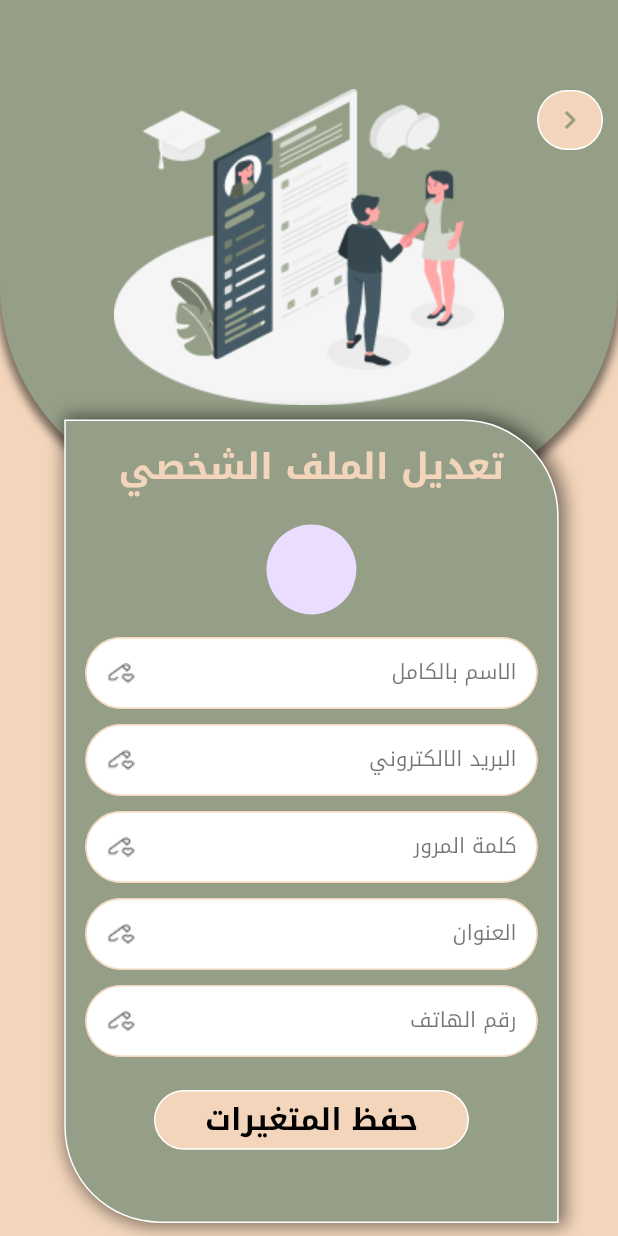
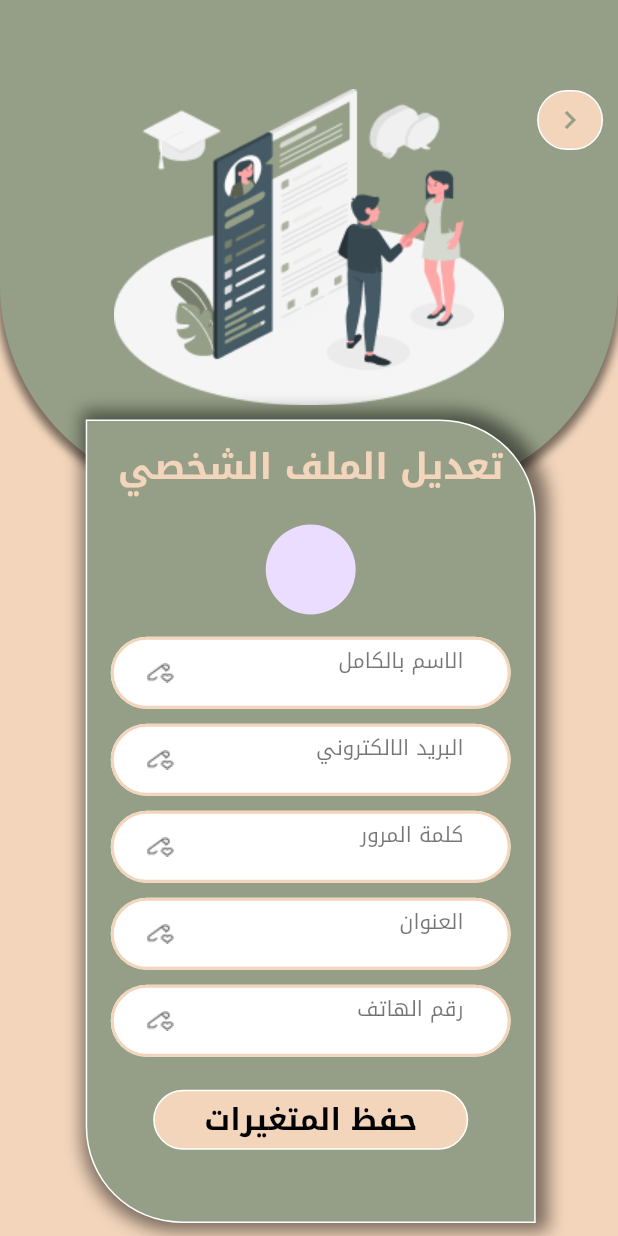
Before and after one commit to AliElemam77/graduation-project, a Flutter app: the screen it shows after launch, on a phone screen of 412 x 824 dp. Run offline on Flutter 3.47's test engine with Material 3 defaults, Android fonts, the phone set to English and light mode, and no system bars; our stand-ins replace flutter_rating_bar, flutter_screenutil, font_awesome_flutter, google_fonts, image_picker.

Commit message:
الحمدلله

```diff
--- a/lib/common/custom_buttom.dart
+++ b/lib/common/custom_buttom.dart
@@ -3,9 +3,14 @@ import 'package:flutter_screenutil/flutter_screenutil.dart';
 import 'package:graduation_project/constant/constant.dart';
 
 class CustomButtom extends StatelessWidget {
-  CustomButtom({super.key, required this.child, required this.width,this.onTap});
+  CustomButtom(
+      {super.key,
+      required this.child,
+      required this.width,
+      this.onTap,
+      this.height = 40});
   Widget child;
-  double width;
+  double width, height;
   void Function()? onTap;
   @override
   Widget build(BuildContext context) {
@@ -13,7 +18,7 @@ class CustomButtom extends StatelessWidget {
       onTap: onTap,
       child: Container(
         width: width,
-        height: 40.h,
+        height: height,
         decoration: BoxDecoration(
           borderRadius: BorderRadius.circular(28.r),
           color: kPrimary,
--- a/lib/common/custom_container.dart
+++ b/lib/common/custom_container.dart
@@ -3,29 +3,57 @@ import 'package:flutter_screenutil/flutter_screenutil.dart';
 import 'package:graduation_project/constant/constant.dart';
 
 class CustomContanier extends StatelessWidget {
-  CustomContanier({super.key, required this.child, required this.height});
+  CustomContanier({
+    super.key,
+    required this.child,
+    required this.height,
+    this.color = kSecondary,
+    this.width = 300,
+    this.radiue1 = 64,
+    this.radius2 = 0,
+    this.dx = 3,
+    this.dy = 0,
+    this.spreadRadius = 5,
+    this.blurRadius = 9,
+    this.borderColor = kBorder,
+    this.borderWidth = 1,
+  });
   Widget child;
-  double height;
+  Color color;
+  Color borderColor;
+  double height,
+      width,
+      dx,
+      dy,
+      borderWidth,
+      spreadRadius,
+      blurRadius,
+      radius2,
+      radiue1;
+
   @override
   Widget build(BuildContext context) {
     return Container(
-      width: kwidth * 0.8,
+      width: width,
       height: height,
       decoration: BoxDecoration(
-        border: Border.all(color: kBorder, width: 1, style: BorderStyle.solid),
-        boxShadow: const [
+        border: Border.all(
+            color: borderColor, width: borderWidth, style: BorderStyle.solid),
+        boxShadow: [
           BoxShadow(
             color: kShadow,
-            offset: Offset(2, 0),
-            spreadRadius: 2,
-            blurRadius: 9,
+            offset: Offset(dx, dy),
+            spreadRadius: spreadRadius,
+            blurRadius: blurRadius,
           ),
         ],
         borderRadius: BorderRadius.only(
-          topRight: Radius.circular(64.r),
-          bottomLeft: Radius.circular(64.r),
+          topLeft: Radius.circular(radius2),
+          bottomRight: Radius.circular(radius2),
+          topRight: Radius.circular(radiue1),
+          bottomLeft: Radius.circular(radiue1),
         ),
-        color: kSecondary,
+        color: color,
       ),
       child: child,
     );
--- a/lib/common/reusable_text.dart
+++ b/lib/common/reusable_text.dart
@@ -1,16 +1,21 @@
 import 'package:flutter/material.dart';
 
 class ReusableText extends StatelessWidget {
-  const ReusableText({super.key, required this.text, required this.style});
+  ReusableText(
+      {super.key,
+      required this.text,
+      required this.style,
+      this.textAlign = TextAlign.center});
   final String text;
   final TextStyle style;
+  TextAlign? textAlign;
 
   @override
   Widget build(BuildContext context) {
     return Text(
+      text,
       maxLines: 10,
       textDirection: TextDirection.rtl,
-      text,
       style: style,
       textAlign: TextAlign.right,
       softWrap: false,
--- a/lib/common/text_field.dart
+++ b/lib/common/text_field.dart
@@ -1,43 +1,49 @@
 import 'package:flutter/material.dart';
+import 'package:flutter/widgets.dart';
+
 import 'package:flutter_screenutil/flutter_screenutil.dart';
 import 'package:graduation_project/common/app_style.dart';
 import 'package:graduation_project/constant/constant.dart';
 
 class ReusableTextField extends StatelessWidget {
-  ReusableTextField(
-      {super.key, required this.hintText, required this.controller});
+  ReusableTextField({
+    super.key,
+    required this.hintText,
+    required this.controller,
+    this.prefix,
+    this.keyboardType,
+  });
   String hintText;
   TextEditingController controller;
+  Widget? prefix;
+  TextInputType? keyboardType;
 
   @override
   Widget build(BuildContext context) {
     return Padding(
-      padding: const EdgeInsets.only(top: 5, bottom: 5, right: 5, left: 5),
+      padding: EdgeInsets.only(top: 5.h, bottom: 5.h, right: 7.w, left: 7.w),
       child: TextField(
+        keyboardType: keyboardType,
         textDirection: TextDirection.rtl,
         controller: controller,
         autocorrect: false,
         decoration: InputDecoration(
-          prefixIcon: Image.asset(
-            'assets/images/preffix_icon.png',
-            height: 11,
-            width: 16,
-          ),
-          hintStyle: appStyle(14, Colors.black54, FontWeight.normal),
+          prefixIcon: prefix,
+          hintStyle: appStyle(14, Colors.black54, FontWeight.w300),
           hintTextDirection: TextDirection.rtl,
           hintText: hintText,
-          contentPadding: const EdgeInsets.all(10),
+          contentPadding: EdgeInsets.only(right: 25.w, top: 3.h, bottom: 3.h),
           isCollapsed: true,
           isDense: true,
           filled: true,
           fillColor: Colors.white,
           focusedBorder: OutlineInputBorder(
-            borderSide: const BorderSide(color: kPrimary),
-            borderRadius: BorderRadius.circular(28),
+            borderSide: const BorderSide(color: kPrimary, width: 3),
+            borderRadius: BorderRadius.circular(28.r),
           ),
           enabledBorder: OutlineInputBorder(
-            borderSide: const BorderSide(color: kPrimary),
-            borderRadius: BorderRadius.circular(28),
+            borderSide: const BorderSide(color: kPrimary, width: 2),
+            borderRadius: BorderRadius.circular(28.r),
           ),
         ),
       ),
--- a/lib/constant/constant.dart
+++ b/lib/constant/constant.dart
@@ -1,11 +1,11 @@
 import 'package:flutter/material.dart';
 import 'package:flutter_screenutil/flutter_screenutil.dart';
-import 'dart:ui';
 
 const kPrimary = Color(0xfff2d5bb);
 const kSecondary = Color(0xff959F87);
 const kShadow = Color(0x7F000000);
 const kBorder = Colors.white;
+const kGrey = Color.fromARGB(255, 94, 94, 94);
 
 double kheight = 825.h;
 double kwidth = 375.w;
--- a/lib/view/about_us/about_us_page.dart
+++ b/lib/view/about_us/about_us_page.dart
@@ -22,7 +22,7 @@ class AboutUsPage extends StatelessWidget {
           children: [
             CurvedImageContanier(image: 'assets/images/aboutus.png'),
             Positioned(
-              left: 39.w,
+              left: 52.w,
               top: 285.h,
               child: CustomContanier(
                 height: 335.h,
--- a/lib/view/contact_us/contact_us_page.dart
+++ b/lib/view/contact_us/contact_us_page.dart
@@ -22,7 +22,7 @@ class ContactUsPage extends StatelessWidget {
           children: [
             CurvedImageContanier(image: 'assets/images/contactus.png'),
             Positioned(
-              left: 39.w,
+              left: 52.w,
               top: 285.h,
               child: CustomContanier(
                 height: 310.h,
--- a/lib/view/edit_profile/edit_profile.dart
+++ b/lib/view/edit_profile/edit_profile.dart
@@ -2,6 +2,10 @@ import 'dart:io';
 
 import 'package:flutter/material.dart';
 import 'package:flutter_screenutil/flutter_screenutil.dart';
+import 'package:graduation_project/view/rate_us/rate_us.dart';
+import 'package:graduation_project/view/volunteer_page/volunteer_page.dart';
+import 'package:image_picker/image_picker.dart';
+
 import 'package:graduation_project/common/app_style.dart';
 import 'package:graduation_project/common/curved_image_contanier.dart';
 import 'package:graduation_project/common/custom_buttom.dart';
@@ -9,9 +13,7 @@ import 'package:graduation_project/common/custom_container.dart';
 import 'package:graduation_project/common/reusable_text.dart';
 import 'package:graduation_project/common/text_field.dart';
 import 'package:graduation_project/constant/constant.dart';
-import 'package:graduation_project/view/about_us/about_us_page.dart';
-import 'package:graduation_project/view/contact_us/contact_us_page.dart';
-import 'package:image_picker/image_picker.dart';
+import 'package:graduation_project/view/pay_page/payment_page.dart';
 
 class EditProfile extends StatefulWidget {
   const EditProfile({super.key});
@@ -52,7 +54,7 @@ class _EditProfileState extends State<EditProfile> {
             children: [
               CurvedImageContanier(image: 'assets/images/editprofile.png'),
               Positioned(
-                left: 39.w,
+                left: 52.w,
                 top: 280.h,
                 child: CustomContanier(
                   height: kheight * 0.65,
@@ -79,22 +81,27 @@ class _EditProfileState extends State<EditProfile> {
                           height: 10,
                         ),
                         ReusableTextField(
+                          prefix: Image.asset('assets/images/preffix_icon.png'),
                           hintText: 'الاسم بالكامل',
                           controller: _textController,
                         ),
                         ReusableTextField(
+                          prefix: Image.asset('assets/images/preffix_icon.png'),
                           hintText: 'البريد الالكتروني',
                           controller: _textController,
                         ),
                         ReusableTextField(
+                          prefix: Image.asset('assets/images/preffix_icon.png'),
                           hintText: 'كلمة المرور',
                           controller: _textController,
                         ),
                         ReusableTextField(
+                          prefix: Image.asset('assets/images/preffix_icon.png'),
                           hintText: 'العنوان',
                           controller: _textController,
                         ),
                         ReusableTextField(
+                          prefix: Image.asset('assets/images/preffix_icon.png'),
                           hintText: 'رقم الهاتف',
                           controller: _textController,
                         ),
@@ -103,7 +110,7 @@ class _EditProfileState extends State<EditProfile> {
                           onTap: () {
                             Navigator.of(context).push(
                               MaterialPageRoute(
-                                builder: (context) => const ContactUsPage(),
+                                builder: (context) => const RateUsPage(),
                               ),
                             );
                           },
--- a/pubspec.yaml
+++ b/pubspec.yaml
@@ -39,6 +39,7 @@ dependencies:
   google_fonts: ^6.2.0
   image_picker: ^1.0.7
   font_awesome_flutter: ^10.7.0
+  flutter_rating_bar: ^4.0.1
 
 dev_dependencies:
   flutter_test:
```
Also changed, not shown: lib/common/activation_page.dart (added, +62 -0 lines), lib/view/pay_page/payment_page.dart (added, +193 -0 lines), lib/view/pay_page/payment_tile.dart (added, +35 -0 lines), lib/view/rate_us/rate_us.dart (added, +63 -0 lines), lib/view/volunteer_page/volunteer_page.dart (added, +118 -0 lines), assets/images/Active.png (added), assets/images/notify.png (added), pubspec.lock.
